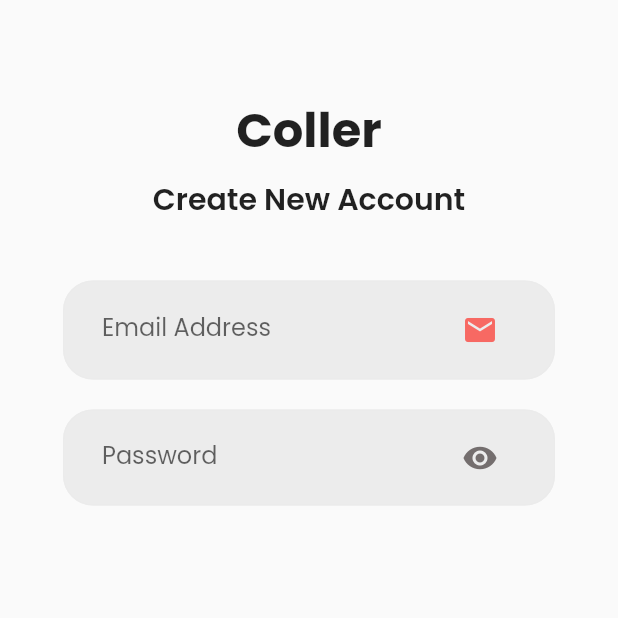
After one commit to khoirunnisaaaa/Flutter_Coller, a Flutter app: the Register screen opened directly, on a phone screen of 412 x 824 dp, the top half of it. The commit adds this screen. Run offline on Flutter 3.47's test engine with Material 2 defaults, Android fonts, the phone set to English and light mode, and no system bars; our stand-ins replace badges, google_fonts.

Commit message:
register

```diff
--- a/lib/main.dart
+++ b/lib/main.dart
@@ -1,5 +1,6 @@
 import 'package:coller_mobile/view/Dashboard.dart';
 import 'package:flutter/material.dart';
+import 'package:google_fonts/google_fonts.dart';
 
 void main() {
   runApp(const MyApp());
--- /dev/null
+++ b/lib/view/register.dart
@@ -0,0 +1,97 @@
+import 'package:flutter/material.dart';
+import 'package:google_fonts/google_fonts.dart';
+
+class Register extends StatelessWidget {
+  @override
+  Widget build(BuildContext context) {
+    return Scaffold(
+      body: SafeArea(
+          child: Center(
+        child: Column(
+          children: [
+            SizedBox(
+              height: 63,
+            ),
+            Text(
+              'Coller',
+              style: TextStyle(fontWeight: FontWeight.w700, fontSize: 32),
+            ),
+            SizedBox(
+              height: 7,
+            ),
+            Text(
+              'Create New Account',
+              style: TextStyle(fontWeight: FontWeight.w600, fontSize: 20),
+            ),
+
+            //Form text field ini
+            SizedBox(
+              height: 39,
+            ),
+            Padding(
+              padding: EdgeInsets.symmetric(horizontal: 42),
+              child: Container(
+                decoration: BoxDecoration(
+                  color: Color.fromARGB(235, 235, 235, 235),
+                  border: Border.all(color: Color.fromARGB(235, 235, 235, 235)),
+                  borderRadius: BorderRadius.circular(20),
+                ),
+                child: Padding(
+                  padding: const EdgeInsets.symmetric(horizontal: 25),
+                  child: TextFormField(
+                      decoration: InputDecoration(
+                        border: InputBorder.none,
+                        hintText: 'irenebae@gmail.com',
+                        labelText: 'Email Address',
+                        suffixIcon: Icon(
+                          Icons.mail,
+                          color: Color(0xFFF76963),
+                        ),
+                      ),
+                      validator: (value) {
+                        if (value!.isEmpty) {
+                          return 'Email tidak boleh kosong';
+                        }
+                        return null;
+                      }),
+                ),
+              ),
+            ),
+            SizedBox(
+              height: 20,
+            ),
+            Padding(
+              padding: EdgeInsets.symmetric(horizontal: 42),
+              child: Container(
+                decoration: BoxDecoration(
+                  color: Color.fromARGB(235, 235, 235, 235),
+                  border: Border.all(color: Color.fromARGB(235, 235, 235, 235)),
+                  borderRadius: BorderRadius.circular(20),
+                ),
+                child: Padding(
+                  padding: const EdgeInsets.symmetric(horizontal: 25),
+                  child: TextFormField(
+                      obscureText: true,
+                      decoration: InputDecoration(
+                        border: InputBorder.none,
+                        labelText: 'Password',
+                        suffixIcon: Icon(
+                          Icons.visibility,
+                          color: Color.fromARGB(255, 116, 110, 110),
+                        ),
+                      ),
+                      validator: (value) {
+                        if (value!.isEmpty) {
+                          return 'Password Tidak Boleh Kosong';
+                        }
+                        return null;
+                      }),
+                ),
+              ),
+            ),
+          ],
+        ),
+      )),
+    );
+  }
+}
--- a/pubspec.yaml
+++ b/pubspec.yaml
@@ -27,6 +27,7 @@ environment:
 # the latest version available on pub.dev. To see which dependencies have newer
 # versions available, run `flutter pub outdated`.
 dependencies:
+  google_fonts: ^2.3.2
   flutter:
     sdk: flutter
 
```
Also changed, not shown: pubspec.lock.
